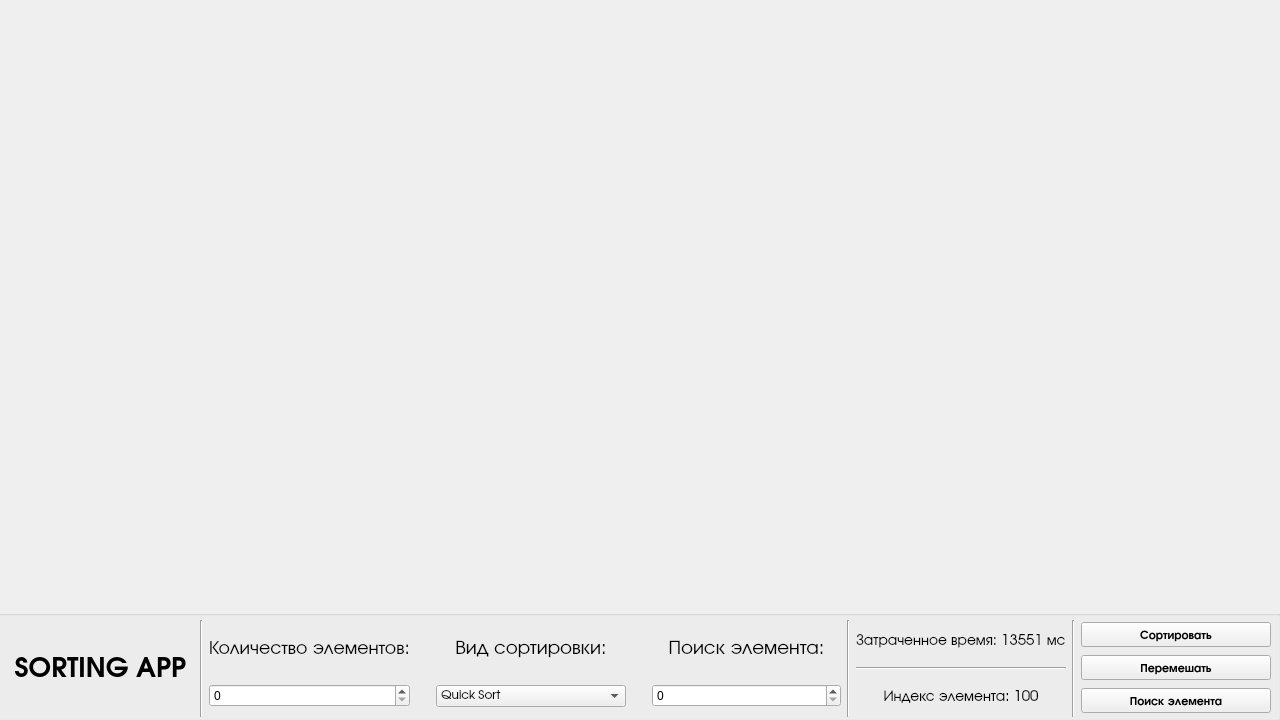
Before: the Qt Designer form LabWork_4/Task_1/mainwindow.ui in Max2772/FoA-P-2-Semester-, drawn with Qt 5.
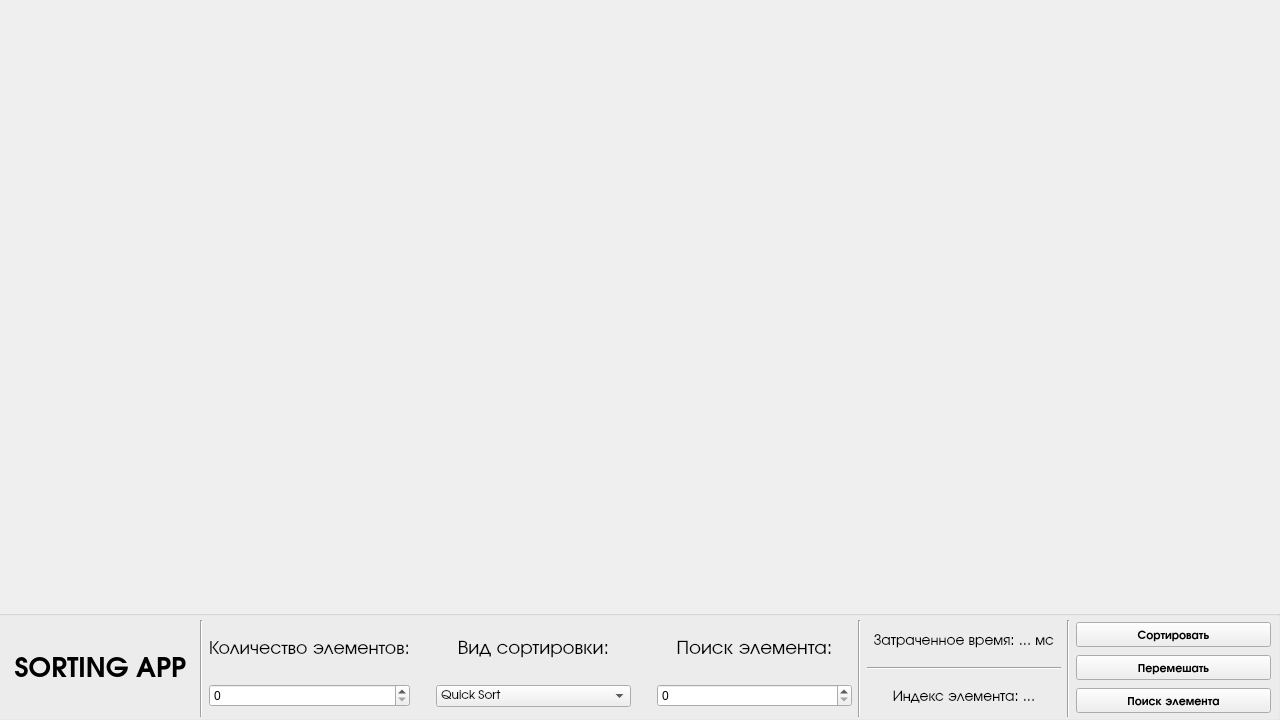
After: the same form once the commit is applied. Icons and pictures are not drawn.

The edit to the form file:
```diff
--- a/LabWork_4/Task_1/mainwindow.ui
+++ b/LabWork_4/Task_1/mainwindow.ui
@@ -295,7 +295,7 @@
            <number>0</number>
           </property>
           <property name="text">
-           <string>Затраченное время: 13551 мс</string>
+           <string>Затраченное время: ... мс</string>
           </property>
           <property name="alignment">
            <set>Qt::AlignCenter</set>
@@ -328,7 +328,7 @@
            <number>0</number>
           </property>
           <property name="text">
-           <string>Индекс элемента: 100</string>
+           <string>Индекс элемента: ...</string>
           </property>
           <property name="alignment">
            <set>Qt::AlignCenter</set>
```
